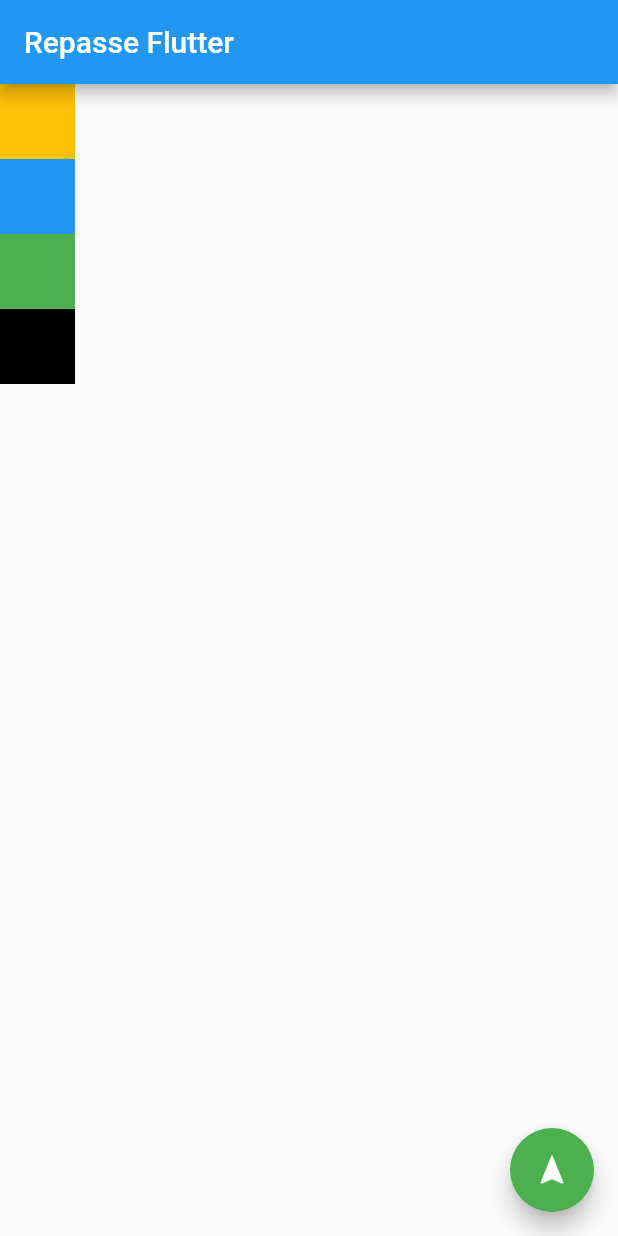
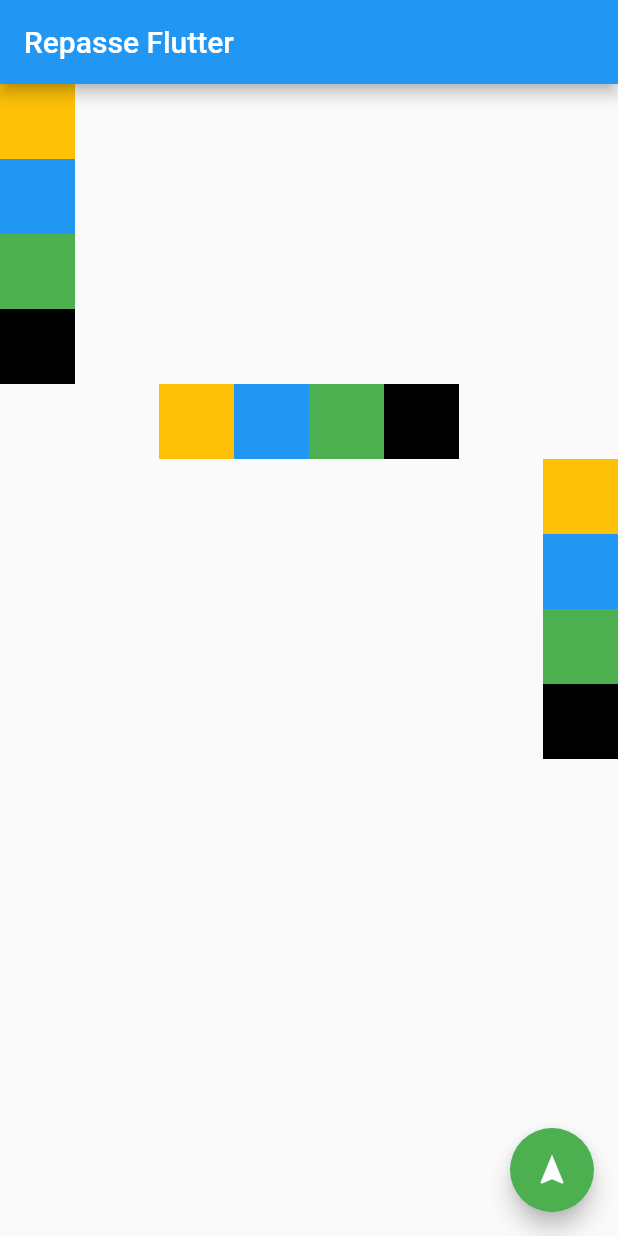
Before and after one commit to UserFunctionXXX/repasse_flutter1, a Flutter app: the screen it shows after launch, on a phone screen of 412 x 824 dp. Run offline on Flutter 3.47's test engine with Material 2 defaults, Android fonts, the light colour scheme and no system bars.

Commit message:
Add rows with MainAxisAligment

```diff
--- a/lib/repasse.dart
+++ b/lib/repasse.dart
@@ -21,13 +21,11 @@ class _RepassePageState extends State<RepassePage> {
       appBar: AppBar(
         title: const Text("Repasse Flutter"),
       ),
-      body: Container(
-        child: Column(
-          children: [
-            Container(
-              height: 200,
-              child: Column(
-                mainAxisAlignment: MainAxisAlignment.start,
+      body: Column(
+        children: [
+          Row(
+            children: [
+              Column(
                 children: [
                   Container(
                     height: 50,
@@ -50,10 +48,64 @@ class _RepassePageState extends State<RepassePage> {
                     color: Colors.black,
                   ),
                 ],
+              )
+            ],
+          ),
+          Row(
+            mainAxisAlignment: MainAxisAlignment.center,
+            children: [
+              Container(
+                height: 50,
+                width: 50,
+                color: Colors.amber,
               ),
-            ),
-          ],
-        ),
+              Container(
+                height: 50,
+                width: 50,
+                color: Colors.blue,
+              ),
+              Container(
+                height: 50,
+                width: 50,
+                color: Colors.green,
+              ),
+              Container(
+                height: 50,
+                width: 50,
+                color: Colors.black,
+              ),
+            ],
+          ),
+          Row(
+            mainAxisAlignment: MainAxisAlignment.end,
+            children: [
+              Column(
+                children: [
+                  Container(
+                    height: 50,
+                    width: 50,
+                    color: Colors.amber,
+                  ),
+                  Container(
+                    height: 50,
+                    width: 50,
+                    color: Colors.blue,
+                  ),
+                  Container(
+                    height: 50,
+                    width: 50,
+                    color: Colors.green,
+                  ),
+                  Container(
+                    height: 50,
+                    width: 50,
+                    color: Colors.black,
+                  ),
+                ],
+              )
+            ],
+          ),
+        ],
       ),
     );
   }
```
